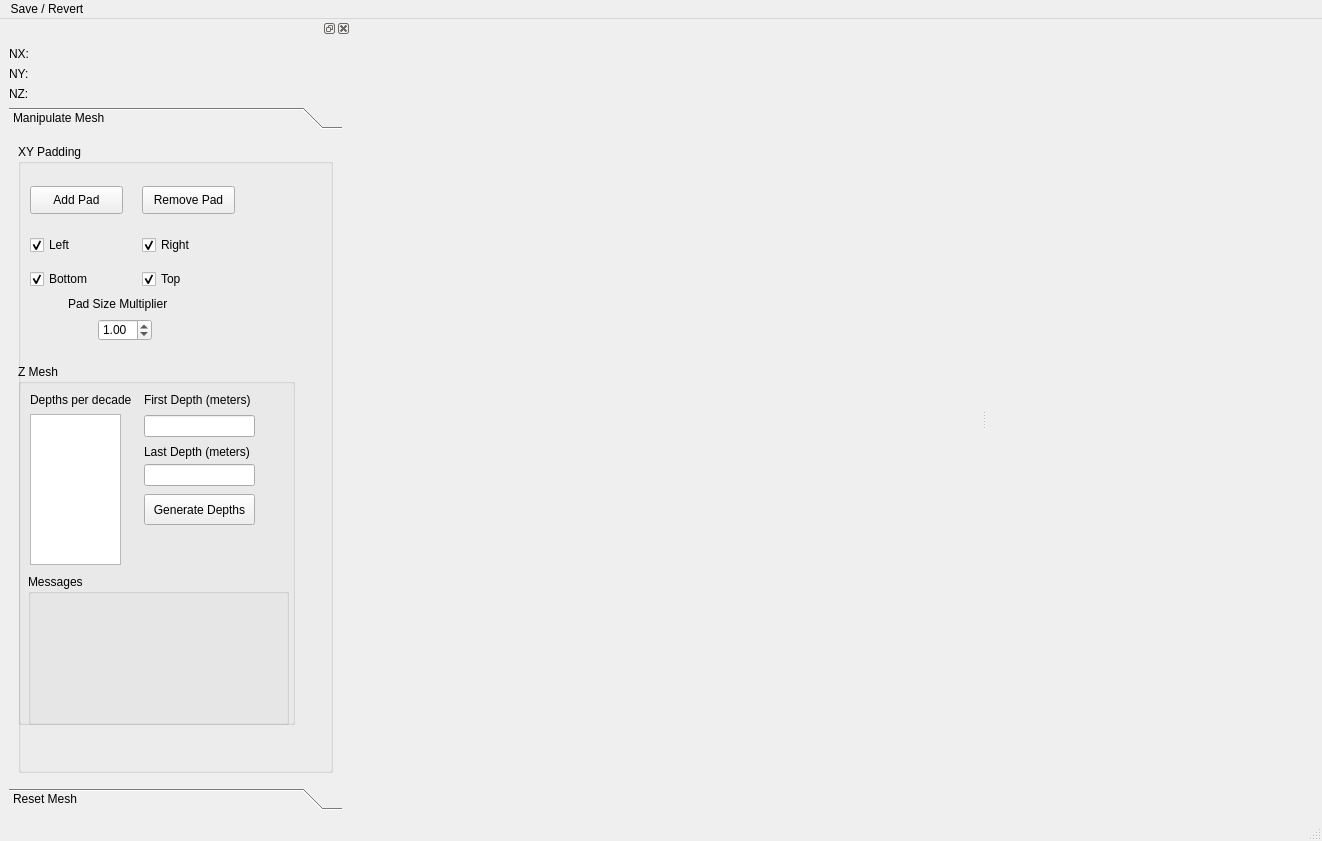
First picture: the form in pyMT/ModelGUI/mesh_designer.ui, repository eroots/pyMT, before the edit.
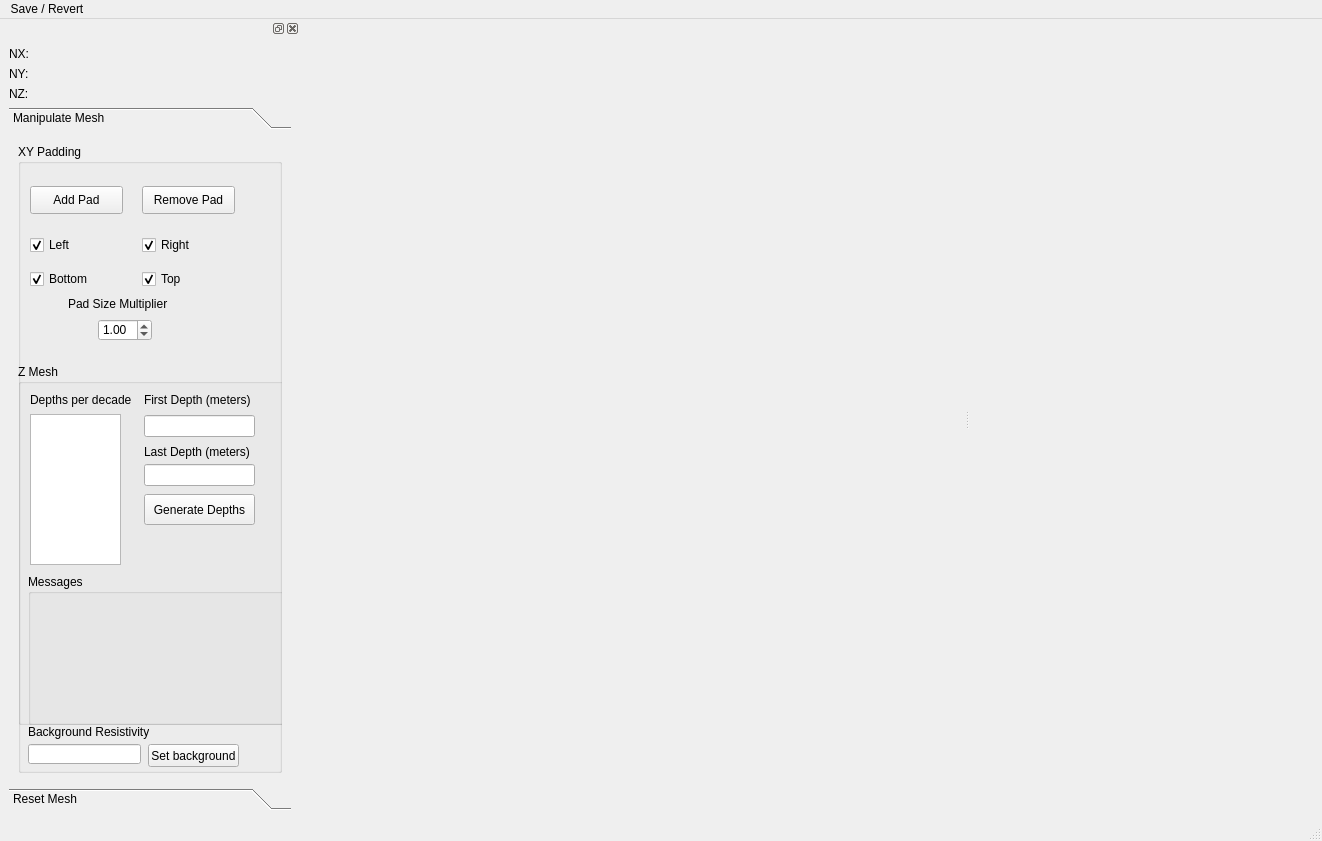
Second picture: the form after the edit.

Commit message: Fixed zoom in mesh_designer

```diff
--- a/pyMT/ModelGUI/mesh_designer.ui
+++ b/pyMT/ModelGUI/mesh_designer.ui
@@ -65,13 +65,13 @@
    </property>
    <property name="minimumSize">
     <size>
-     <width>311</width>
+     <width>200</width>
      <height>500</height>
     </size>
    </property>
    <property name="maximumSize">
     <size>
-     <width>351</width>
+     <width>300</width>
      <height>524287</height>
     </size>
    </property>
@@ -111,8 +111,8 @@
          <rect>
           <x>0</x>
           <y>0</y>
-          <width>329</width>
-          <height>611</height>
+          <width>282</width>
+          <height>649</height>
          </rect>
         </property>
         <attribute name="label">
@@ -419,6 +419,42 @@
              </layout>
             </widget>
            </widget>
+           <widget class="QLabel" name="label_9">
+            <property name="geometry">
+             <rect>
+              <x>10</x>
+              <y>580</y>
+              <width>121</width>
+              <height>16</height>
+             </rect>
+            </property>
+            <property name="text">
+             <string>Background Resistivity</string>
+            </property>
+           </widget>
+           <widget class="QLineEdit" name="bgRho">
+            <property name="geometry">
+             <rect>
+              <x>10</x>
+              <y>600</y>
+              <width>113</width>
+              <height>20</height>
+             </rect>
+            </property>
+           </widget>
+           <widget class="QPushButton" name="setBackgroundRho">
+            <property name="geometry">
+             <rect>
+              <x>130</x>
+              <y>600</y>
+              <width>91</width>
+              <height>23</height>
+             </rect>
+            </property>
+            <property name="text">
+             <string>Set background</string>
+            </property>
+           </widget>
           </widget>
          </item>
         </layout>
```
Left out of the diff: 48 changed lines with no effect on the pictures. The commit also changes 4 other files.
